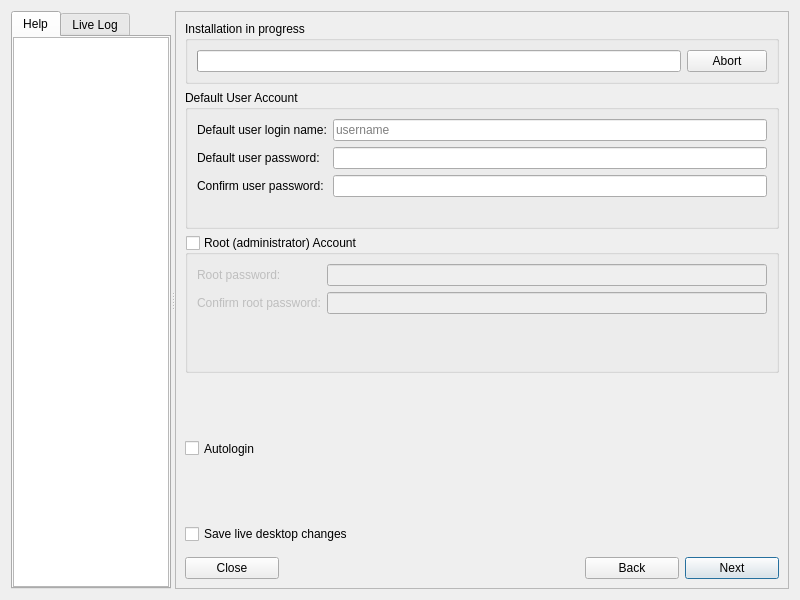
The window that meinstall.ui (gazelle-installer/gazelle-installer) describes before a commit, drawn with Qt 5.
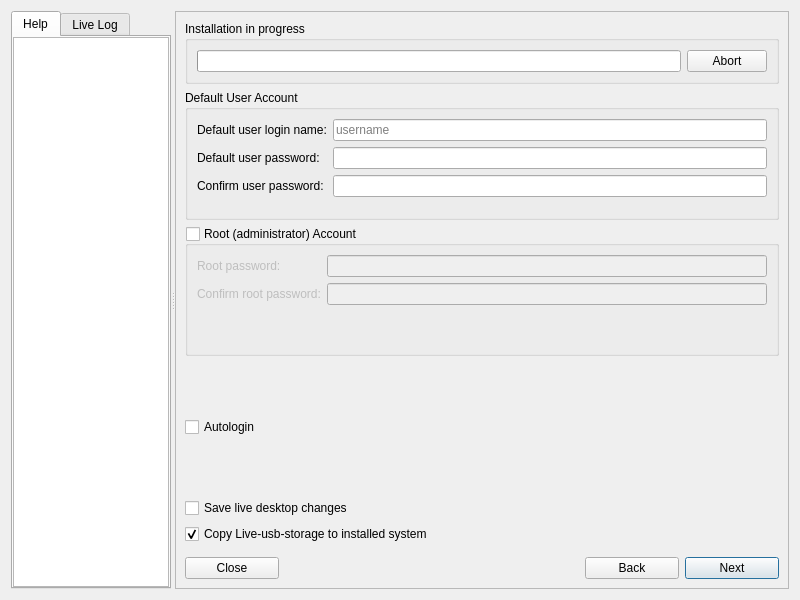
The same window after the commit. The open tabs and pages were chosen to show the change. Icons and pictures are not drawn. Custom widgets are drawn as their Qt base class.

Commit message: add option to copy Live-usb-storage

```diff
--- a/meinstall.ui
+++ b/meinstall.ui
@@ -1830,6 +1830,19 @@
              </property>
             </widget>
            </item>
+           <item>
+            <widget class="QCheckBox" name="checkCopyLiveUsb">
+             <property name="toolTip">
+              <string>Copy the contents of Live-usb-storage from the live medium to the installed system's home directory</string>
+             </property>
+             <property name="text">
+              <string>Copy Live-usb-storage to installed system</string>
+             </property>
+             <property name="checked">
+              <bool>true</bool>
+             </property>
+            </widget>
+           </item>
            <item>
             <spacer>
              <property name="orientation">
```
Left out of the diff: 1 changed line with no effect on the pictures. The commit also changes 4 other files.
